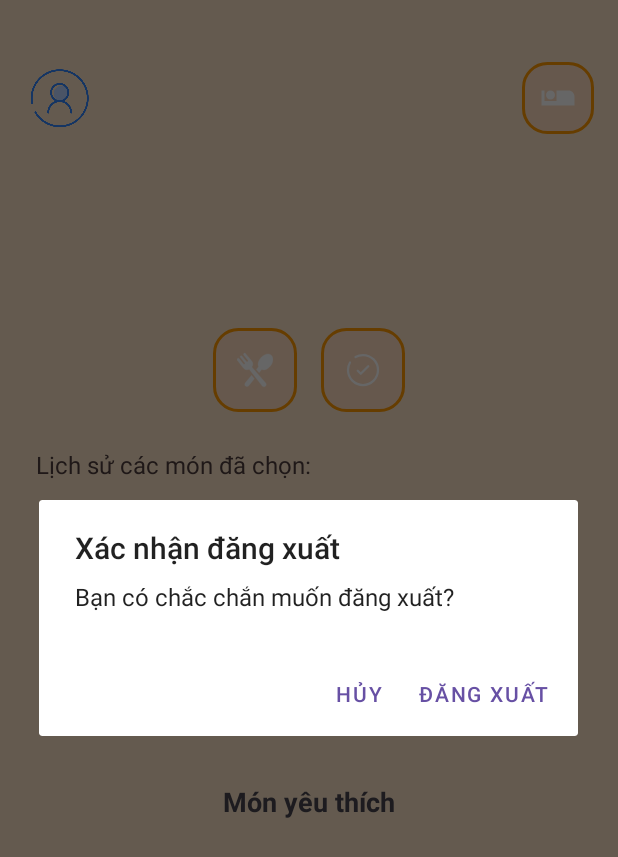
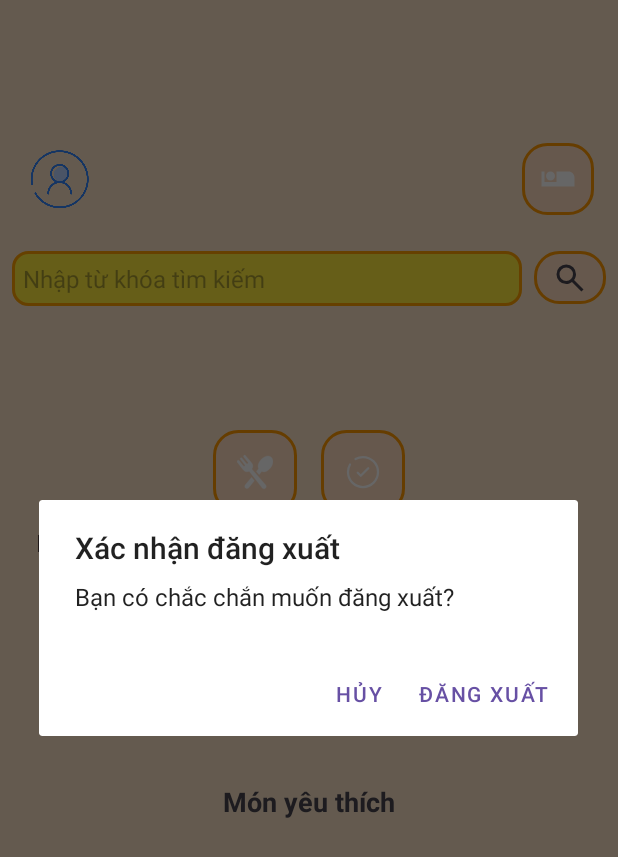
Before and after one commit to KietPT1103/PRM392_Final, an Android app: the HomeActivity screen opened directly, with no data from a screen before it, after a tap on "Đăng xuất", on a phone screen of 412 x 824 dp. Shown: the top 857 px of the screen. Run offline under Robolectric (Android 15) with nearby library versions, the phone set to English and light mode, and no system bars; 3 statements that could not run were skipped.

Commit message:
update user search

```diff
--- a/app/src/main/java/com/example/yourmealapp/HomeActivity.java
+++ b/app/src/main/java/com/example/yourmealapp/HomeActivity.java
@@ -5,10 +5,12 @@ import android.content.Intent;
 import android.content.SharedPreferences;
 import android.os.Bundle;
 import android.os.Handler;
-import android.util.Log;
+import android.text.Editable;
+import android.text.TextWatcher;
 import android.view.MotionEvent;
 import android.view.View;
 import android.view.animation.AnimationUtils;
+import android.widget.EditText;
 import android.widget.ImageButton;
 import android.widget.TextView;
 import android.widget.Toast;
@@ -16,29 +18,35 @@ import android.widget.Toast;
 import androidx.activity.EdgeToEdge;
 import androidx.appcompat.app.AppCompatActivity;
 import androidx.recyclerview.widget.LinearLayoutManager;
-import androidx.recyclerview.widget.LinearSnapHelper;
 import androidx.recyclerview.widget.RecyclerView;
-import androidx.recyclerview.widget.SnapHelper;
 
 import com.example.yourmealapp.adapters.MealHistoryAdapter;
 import com.example.yourmealapp.models.Meal;
 
 import java.text.SimpleDateFormat;
+import java.util.ArrayList;
 import java.util.Date;
 import java.util.List;
 import java.util.Locale;
+import java.util.Random;
 
 public class HomeActivity extends AppCompatActivity {
     private TextView mealTextView;
-    private ImageButton btnSuggestMeal, btnAcceptMeal, btnLogout;
-    private RecyclerView historyRecyclerView;
-    private MealHistoryAdapter mealHistoryAdapter;
+    private EditText searchEditText;
+    private ImageButton btnSearch, btnSuggestMeal, btnAcceptMeal, btnLogout;
+    private RecyclerView historyRecyclerView, favoriteRecyclerView;
+    private MealHistoryAdapter mealHistoryAdapter, favoriteAdapter;
     private DBHelper dbHelper;
     private String currentUsername;
     private Meal currentMeal;
 
-    private RecyclerView favoriteRecyclerView;
-    private MealHistoryAdapter favoriteAdapter;
+    private List<Meal> historyList, filteredHistoryList;
+    private Handler handler = new Handler();
+    private int scrollPosition = 0;
+    private Runnable autoScrollRunnable;
+
+    private Handler searchHandler = new Handler();
+    private Runnable searchRunnable;
 
     @Override
     protected void onCreate(Bundle savedInstanceState) {
@@ -46,17 +54,18 @@ public class HomeActivity extends AppCompatActivity {
         EdgeToEdge.enable(this);
         setContentView(R.layout.activity_home);
 
+        // Ánh xạ View
         mealTextView = findViewById(R.id.mealTextView);
         mealTextView.setVisibility(View.VISIBLE);
         mealTextView.startAnimation(AnimationUtils.loadAnimation(this, R.anim.fade_in));
 
+        searchEditText = findViewById(R.id.searchEditText);
+        btnSearch = findViewById(R.id.btnSearch);
         btnSuggestMeal = findViewById(R.id.btnSuggestMeal);
         btnAcceptMeal = findViewById(R.id.btnAcceptMeal);
         btnLogout = findViewById(R.id.btnLogout);
         historyRecyclerView = findViewById(R.id.historyRecyclerView);
-//        RecycleView hien thi danh sach yeu thich
         favoriteRecyclerView = findViewById(R.id.favoriteRecyclerView);
-
 
         dbHelper = new DBHelper(this);
 
@@ -72,23 +81,36 @@ public class HomeActivity extends AppCompatActivity {
 
         setButtonEffect(btnSuggestMeal);
         setButtonEffect(btnAcceptMeal);
-
         btnSuggestMeal.setOnClickListener(v -> suggestMeal());
         btnAcceptMeal.setOnClickListener(v -> acceptMeal());
-        btnLogout.setOnClickListener(v -> {
-            showLogoutDialog();
-        });
+        btnLogout.setOnClickListener(v -> showLogoutDialog());
 
         loadFavoriteMeals();
+
+        // Xử lý tìm kiếm
+        btnSearch.setOnClickListener(v -> performSearch());
+
+        searchEditText.addTextChangedListener(new TextWatcher() {
+            @Override
+            public void beforeTextChanged(CharSequence s, int start, int count, int after) {}
+
+            @Override
+            public void onTextChanged(CharSequence s, int start, int before, int count) {
+                searchHandler.removeCallbacks(searchRunnable); // Hủy tìm kiếm cũ
+                searchRunnable = () -> performSearch(); // Tạo tìm kiếm mới
+                searchHandler.postDelayed(searchRunnable, 300); // Hoãn tìm kiếm 300ms
+            }
+
+            @Override
+            public void afterTextChanged(Editable s) {}
+        });
     }
 
     private void showLogoutDialog() {
         new AlertDialog.Builder(this)
                 .setTitle("Xác nhận đăng xuất")
                 .setMessage("Bạn có chắc chắn muốn đăng xuất?")
-                .setPositiveButton("Đăng xuất", (dialog, which) -> {
-                    performLogout();
-                })
+                .setPositiveButton("Đăng xuất", (dialog, which) -> performLogout())
                 .setNegativeButton("Hủy", null)
                 .show();
     }
@@ -105,9 +127,9 @@ public class HomeActivity extends AppCompatActivity {
     private void suggestMeal() {
         if (currentUsername != null) {
             currentMeal = dbHelper.suggestMeal(currentUsername, 10);
-
             if (currentMeal != null) {
-                mealTextView.setText("Gợi ý hôm nay: " + currentMeal.getName());
+                int likes = getRandomLikes(); // Lấy số lượt thích ngẫu nhiên
+                mealTextView.setText("Gợi ý hôm nay: " + currentMeal.getName() + " (" + likes + " like)");
             } else {
                 mealTextView.setText("Không có món ăn phù hợp!");
             }
@@ -116,12 +138,7 @@ public class HomeActivity extends AppCompatActivity {
 
     private void acceptMeal() {
         if (currentMeal != null) {
-            boolean success = dbHelper.saveMealHistory(
-                    currentUsername,
-                    currentMeal.getId(),  // Lấy ID của món ăn
-                    getCurrentDate()  // Lấy ngày hiện tại
-            );
-
+            boolean success = dbHelper.saveMealHistory(currentUsername, currentMeal.getId(), getCurrentDate());
             if (success) {
                 Toast.makeText(this, "Bạn đã chọn: " + currentMeal.getName(), Toast.LENGTH_SHORT).show();
                 loadMealHistory();
@@ -138,22 +155,17 @@ public class HomeActivity extends AppCompatActivity {
         return sdf.format(new Date());
     }
 
-    private Handler handler = new Handler();
-    private int scrollPosition = 0;
-    private Runnable autoScrollRunnable;
+    private void loadMealHistory() {
+        historyList = dbHelper.getUserMealHistory(currentUsername);
+        filteredHistoryList = new ArrayList<>(historyList);
 
-    private void loadMealHistory() {
-        List<Meal> mealHistory = dbHelper.getUserMealHistory(currentUsername);
-        mealHistoryAdapter = new MealHistoryAdapter(mealHistory, this, currentUsername, false, () -> loadFavoriteMeals());
-
+        mealHistoryAdapter = new MealHistoryAdapter(filteredHistoryList, this, currentUsername, false, this::loadFavoriteMeals);
         historyRecyclerView.setLayoutManager(new LinearLayoutManager(this, LinearLayoutManager.HORIZONTAL, false));
         historyRecyclerView.setAdapter(mealHistoryAdapter);
-        startAutoScroll(mealHistoryAdapter);
-
-
+        startAutoScroll();
     }
 
-    private void startAutoScroll(MealHistoryAdapter mealHistoryAdapter) {
+    private void startAutoScroll() {
         autoScrollRunnable = new Runnable() {
             @Override
             public void run() {
@@ -163,10 +175,78 @@ public class HomeActivity extends AppCompatActivity {
                 } else {
                     scrollPosition = 0;
                 }
-                handler.postDelayed(this, 3000); // Lặp lại sau 3 giây
+                handler.postDelayed(this, 3000);
             }
         };
         handler.postDelayed(autoScrollRunnable, 3000);
+    }
+
+    private void setupSearch() {
+        searchEditText.addTextChangedListener(new TextWatcher() {
+            @Override
+            public void beforeTextChanged(CharSequence s, int start, int count, int after) {}
+
+            @Override
+            public void onTextChanged(CharSequence s, int start, int before, int count) {
+                searchHandler.removeCallbacks(searchRunnable); // Xóa các tìm kiếm cũ
+                searchRunnable = () -> performSearch(s.toString().trim().toLowerCase(Locale.ROOT));
+                searchHandler.postDelayed(searchRunnable, 300); // Đợi 300ms mới thực hiện tìm kiếm
+            }
+
+            @Override
+            public void afterTextChanged(Editable s) {}
+        });
+    }
+    private void performSearch() {
+        String keyword = searchEditText.getText().toString().trim().toLowerCase(Locale.ROOT);
+        performSearch(keyword);
+    }
+
+    private void performSearch(String keyword) {
+        List<Meal> newFilteredList = new ArrayList<>();
+
+        // Loại bỏ dấu và chuyển về chữ thường từ chuỗi tìm kiếm
+        String processedKeyword = removeAccents(keyword.toLowerCase(Locale.ROOT));
+
+        if (processedKeyword.isEmpty()) {
+            newFilteredList.addAll(historyList);
+        } else {
+            String[] keywords = processedKeyword.split("\\s+");
+
+            for (Meal meal : historyList) {
+                // Loại bỏ dấu và chuyển về chữ thường từ tên món ăn
+                String processedMealName = removeAccents(meal.getName().toLowerCase(Locale.ROOT));
+                boolean match = true;
+
+                for (String word : keywords) {
+                    if (!processedMealName.contains(word)) {
+                        match = false;
+                        break;
+                    }
+                }
+
+                if (match) {
+                    newFilteredList.add(meal);
+                }
+            }
+        }
+
+        // Chỉ cập nhật danh sách nếu có thay đổi
+        if (!newFilteredList.equals(filteredHistoryList)) {
+            filteredHistoryList.clear();
+            filteredHistoryList.addAll(newFilteredList);
+            mealHistoryAdapter.notifyDataSetChanged();
+        }
+
+        if (filteredHistoryList.isEmpty()) {
+            Toast.makeText(this, "Không tìm thấy món ăn phù hợp!", Toast.LENGTH_SHORT).show();
+        }
+    }
+
+    // Hàm loại bỏ dấu tiếng Việt
+    private String removeAccents(String str) {
+        String nfdNormalizedString = java.text.Normalizer.normalize(str, java.text.Normalizer.Form.NFD);
+        return nfdNormalizedString.replaceAll("\\p{InCombiningDiacriticalMarks}+", "");
     }
 
     @Override
@@ -185,11 +265,9 @@ public class HomeActivity extends AppCompatActivity {
     }
 
     public void userInfo(View view) {
-//      Get user name from sharedPreferences
         SharedPreferences sharedPreferences = getSharedPreferences("UserPrefs", MODE_PRIVATE);
         String username = sharedPreferences.getString("username", null);
         if (username != null) {
-            // Gửi username sang màn hình thông tin người dùng
             Intent intent = new Intent(HomeActivity.this, UserProfile.class);
             intent.putExtra("username", username);
             startActivity(intent);
@@ -198,13 +276,17 @@ public class HomeActivity extends AppCompatActivity {
         }
     }
 
-//    Load favorite list
     private void loadFavoriteMeals() {
         List<Meal> favorites = dbHelper.getFavoriteMeals(currentUsername);
         favoriteAdapter = new MealHistoryAdapter(favorites, this, currentUsername, true, null);
-
         favoriteRecyclerView.setLayoutManager(new LinearLayoutManager(this, LinearLayoutManager.HORIZONTAL, false));
         favoriteRecyclerView.setAdapter(favoriteAdapter);
     }
 
+    private int getRandomLikes() {
+        Random random = new Random();
+        return random.nextInt(1000); // Tạo số lượt thích ngẫu nhiên từ 0 đến 999
+    }
+
+
 }
--- /dev/null
+++ b/app/src/main/res/drawable/ic_search.xml
@@ -0,0 +1,10 @@
+<vector xmlns:android="http://schemas.android.com/apk/res/android"
+    android:width="24dp"
+    android:height="24dp"
+    android:viewportWidth="960"
+    android:viewportHeight="960"
+    android:tint="?attr/colorControlNormal">
+  <path
+      android:fillColor="@android:color/white"
+      android:pathData="M784,840L532,588Q502,612 463,626Q424,640 380,640Q271,640 195.5,564.5Q120,489 120,380Q120,271 195.5,195.5Q271,120 380,120Q489,120 564.5,195.5Q640,271 640,380Q640,424 626,463Q612,502 588,532L840,784L784,840ZM380,560Q455,560 507.5,507.5Q560,455 560,380Q560,305 507.5,252.5Q455,200 380,200Q305,200 252.5,252.5Q200,305 200,380Q200,455 252.5,507.5Q305,560 380,560Z"/>
+</vector>
--- a/app/src/main/res/layout/activity_home.xml
+++ b/app/src/main/res/layout/activity_home.xml
@@ -58,7 +58,7 @@
         android:layout_width="wrap_content"
         android:layout_height="wrap_content"
         android:layout_below="@id/Pgginate"
-        android:layout_marginTop="120dp"
+        android:layout_marginTop="128dp"
         android:background="@drawable/retro_textview_bg"
         android:gravity="center"
         android:padding="14dp"
@@ -75,14 +75,12 @@
         android:id="@+id/buttonContainer"
         android:layout_width="wrap_content"
         android:layout_height="wrap_content"
-        android:layout_marginBottom="16dp"
-        android:layout_marginTop="40dp"
+        android:layout_marginTop="16dp"
         android:gravity="center"
         android:orientation="horizontal"
-        app:layout_constraintBottom_toTopOf="@+id/historyTitleTextView"
-        app:layout_constraintEnd_toEndOf="parent"
+        app:layout_constraintTop_toBottomOf="@id/mealTextView"
         app:layout_constraintStart_toStartOf="parent"
-        app:layout_constraintTop_toBottomOf="@+id/Pgginate">
+        app:layout_constraintEnd_toEndOf="parent">
 
         <ImageButton
             android:id="@+id/btnSuggestMeal"
@@ -105,6 +103,40 @@
             android:padding="16dp"
             android:scaleType="centerInside"
             android:src="@drawable/ic_accept_meal" />
+    </LinearLayout>
+
+
+
+    <LinearLayout
+        android:id="@+id/searchContainer"
+        android:layout_width="0dp"
+        android:layout_height="wrap_content"
+        android:orientation="horizontal"
+        android:padding="8dp"
+        app:layout_constraintEnd_toEndOf="parent"
+        app:layout_constraintHorizontal_bias="0.0"
+        app:layout_constraintStart_toStartOf="parent"
+        app:layout_constraintTop_toBottomOf="@id/Pgginate">
+
+        <EditText
+            android:id="@+id/searchEditText"
+            android:layout_width="0dp"
+            android:layout_height="wrap_content"
+            android:layout_weight="1"
+            android:background="@drawable/retro_textview_bg"
+            android:hint="Nhập từ khóa tìm kiếm"
+            android:padding="7dp"
+            android:textColor="@color/retro_text"
+            android:textSize="16sp" />
+
+        <ImageButton
+            android:id="@+id/btnSearch"
+            android:layout_width="48dp"
+            android:layout_height="35dp"
+            android:layout_marginStart="8dp"
+            android:background="@drawable/rounded_button_bg"
+            android:contentDescription="Tìm kiếm"
+            android:src="@drawable/ic_search" />
     </LinearLayout>
 
     <TextView
```
